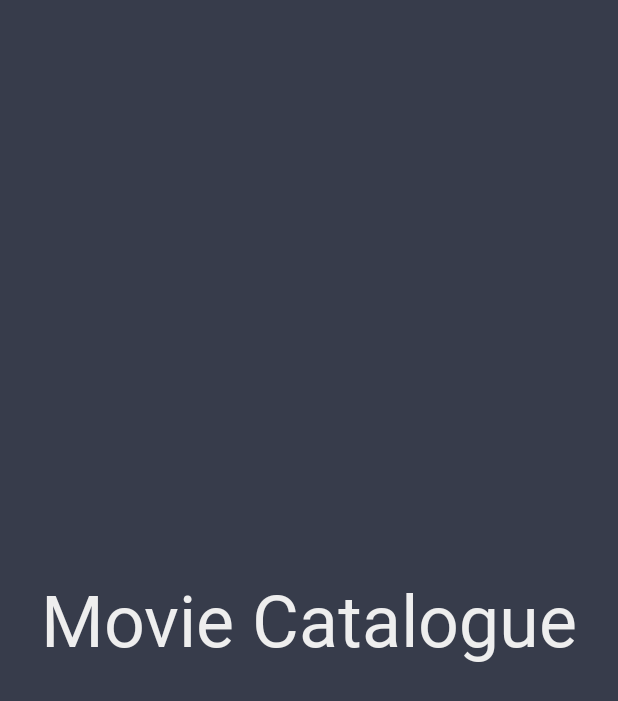
After one commit to eko8757/MovieCatalogue, an Android app: the SplashScreen screen opened directly, with no data from a screen before it, on a phone screen of 412 x 824 dp. The commit adds this screen. Shown: the top 701 px of the screen. Run offline under Robolectric (Android 15) with nearby library versions, the phone set to English and light mode, and no system bars; network calls fail.

Commit message:
[ADD] Splash Screen

```diff
--- /dev/null
+++ b/app/src/main/java/com/gdk/moviecatalogue/ui/SplashScreen.kt
@@ -0,0 +1,37 @@
+package com.gdk.moviecatalogue.ui
+
+import android.content.Intent
+import androidx.appcompat.app.AppCompatActivity
+import android.os.Bundle
+import android.os.Handler
+import com.gdk.moviecatalogue.R
+
+class SplashScreen : AppCompatActivity() {
+
+    private var mDelayHandler: Handler? = null
+    private var SPLASH_DELAY: Long = 2000
+
+    override fun onCreate(savedInstanceState: Bundle?) {
+        super.onCreate(savedInstanceState)
+        setContentView(R.layout.activity_splash_screen)
+
+        mDelayHandler = Handler()
+        mDelayHandler!!.postDelayed(mRunnable, SPLASH_DELAY)
+    }
+
+    internal val mRunnable: Runnable = Runnable {
+        if (!isFinishing) {
+            val i = Intent(this, MainActivity::class.java)
+            startActivity(i)
+            finish()
+
+        }
+    }
+
+    public override fun onDestroy() {
+        if (mDelayHandler != null) {
+            mDelayHandler!!.removeCallbacks(mRunnable)
+        }
+        super.onDestroy()
+    }
+}
--- /dev/null
+++ b/app/src/main/res/drawable/custom_scrollbars_recyclerview.xml
@@ -0,0 +1,4 @@
+<?xml version="1.0" encoding="utf-8"?>
+<shape xmlns:android="http://schemas.android.com/apk/res/android">
+    <solid android:color="@color/colorAccent"/>
+</shape>
--- /dev/null
+++ b/app/src/main/res/layout/activity_splash_screen.xml
@@ -0,0 +1,22 @@
+<?xml version="1.0" encoding="utf-8"?>
+<androidx.constraintlayout.widget.ConstraintLayout xmlns:android="http://schemas.android.com/apk/res/android"
+    xmlns:app="http://schemas.android.com/apk/res-auto"
+    xmlns:tools="http://schemas.android.com/tools"
+    android:layout_width="match_parent"
+    android:layout_height="match_parent"
+    tools:context=".ui.SplashScreen"
+    android:background="@color/colorPrimaryDark">
+
+    <TextView
+        android:layout_width="wrap_content"
+        android:layout_height="wrap_content"
+        android:text="Movie Catalogue"
+        android:fontFamily="@font/key_virtue"
+        android:textSize="48sp"
+        android:textColor="@color/text_color_light"
+        app:layout_constraintStart_toStartOf="parent"
+        app:layout_constraintEnd_toEndOf="parent"
+        app:layout_constraintTop_toTopOf="parent"
+        app:layout_constraintBottom_toBottomOf="parent"/>
+
+</androidx.constraintlayout.widget.ConstraintLayout>
--- a/app/src/main/res/layout/fragment_favorite_movie.xml
+++ b/app/src/main/res/layout/fragment_favorite_movie.xml
@@ -9,6 +9,9 @@
     <androidx.recyclerview.widget.RecyclerView
         android:id="@+id/rv_favorite_movie"
         android:layout_width="match_parent"
-        android:layout_height="match_parent"/>
+        android:layout_height="match_parent"
+        android:scrollbars="vertical"
+        android:scrollbarSize="5dp"
+        android:scrollbarThumbVertical="@drawable/custom_scrollbars_recyclerview"/>
 
 </FrameLayout>
--- a/app/src/main/res/layout/fragment_favorite_tv.xml
+++ b/app/src/main/res/layout/fragment_favorite_tv.xml
@@ -9,6 +9,9 @@
     <androidx.recyclerview.widget.RecyclerView
         android:id="@+id/rv_favorite_tv"
         android:layout_width="match_parent"
-        android:layout_height="match_parent"/>
+        android:layout_height="match_parent"
+        android:scrollbars="vertical"
+        android:scrollbarSize="5dp"
+        android:scrollbarThumbVertical="@drawable/custom_scrollbars_recyclerview"/>
 
 </FrameLayout>
--- a/app/src/main/res/layout/fragment_movie.xml
+++ b/app/src/main/res/layout/fragment_movie.xml
@@ -9,6 +9,9 @@
     <androidx.recyclerview.widget.RecyclerView
         android:id="@+id/rv_movie"
         android:layout_width="match_parent"
-        android:layout_height="match_parent" />
+        android:layout_height="match_parent"
+        android:scrollbars="vertical"
+        android:scrollbarSize="5dp"
+        android:scrollbarThumbVertical="@drawable/custom_scrollbars_recyclerview"/>
 
 </FrameLayout>
--- a/app/src/main/res/layout/fragment_tv.xml
+++ b/app/src/main/res/layout/fragment_tv.xml
@@ -9,6 +9,9 @@
     <androidx.recyclerview.widget.RecyclerView
         android:id="@+id/rv_tv_show"
         android:layout_width="match_parent"
-        android:layout_height="match_parent"/>
+        android:layout_height="match_parent"
+        android:scrollbars="vertical"
+        android:scrollbarSize="5dp"
+        android:scrollbarThumbVertical="@drawable/custom_scrollbars_recyclerview"/>
 
 </FrameLayout>
--- a/app/src/main/res/values/styles.xml
+++ b/app/src/main/res/values/styles.xml
@@ -2,6 +2,14 @@
 
     <!-- Base application theme. -->
     <style name="AppTheme" parent="Theme.AppCompat.Light.DarkActionBar">
+        <!-- Customize your theme here. -->
+        <item name="colorPrimary">@color/colorPrimary</item>
+        <item name="colorPrimaryDark">@color/colorPrimaryDark</item>
+        <item name="colorAccent">@color/colorAccent</item>
+    </style>
+
+    <!-- Base application theme. -->
+    <style name="SplashTheme" parent="Theme.AppCompat.Light.NoActionBar">
         <!-- Customize your theme here. -->
         <item name="colorPrimary">@color/colorPrimary</item>
         <item name="colorPrimaryDark">@color/colorPrimaryDark</item>
```
Also changed, not shown: app/src/main/AndroidManifest.xml (+8 -5 lines), app/src/main/res/mipmap-hdpi/ic_logo.png (added), app/src/main/res/mipmap-mdpi/ic_logo.png (added), app/src/main/res/mipmap-xhdpi/ic_logo.png (added), app/src/main/res/mipmap-xxhdpi/ic_logo.png (added), app/src/main/res/mipmap-xxxhdpi/ic_logo.png (added), 1 other file.
